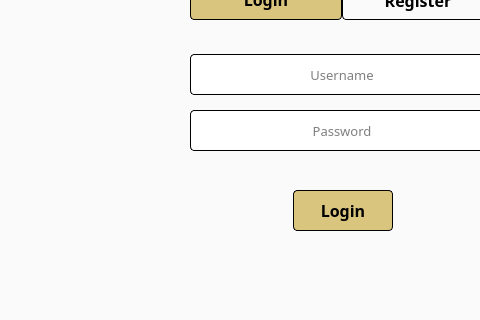
The window that loginregister.ui (Scaryalet/CardVault) describes before a commit, drawn with Qt 5; both pictures show x 298 to 778 and y 302 to 622 of the 1280 by 720 pixel window.
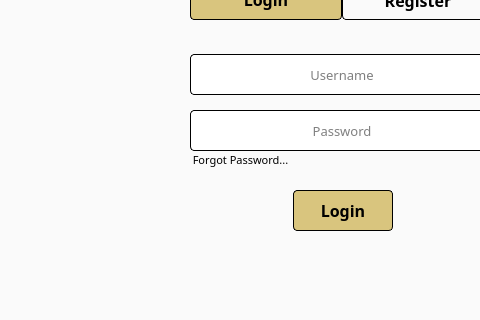
The same window after the commit. Icons and pictures are not drawn.

Commit message: forget password

```diff
--- a/loginregister.ui
+++ b/loginregister.ui
@@ -189,6 +189,33 @@
        <string>Login</string>
       </property>
      </widget>
+     <widget class="QPushButton" name="forgotButton">
+      <property name="geometry">
+       <rect>
+        <x>0</x>
+        <y>130</y>
+        <width>101</width>
+        <height>20</height>
+       </rect>
+      </property>
+      <property name="font">
+       <font>
+        <family>Bahnschrift</family>
+        <pointsize>8</pointsize>
+       </font>
+      </property>
+      <property name="styleSheet">
+       <string notr="true">border: none;
+background-color: rgb(250, 250, 250);</string>
+      </property>
+      <property name="text">
+       <string>Forgot Password...</string>
+      </property>
+     </widget>
+     <zorder>forgotButton</zorder>
+     <zorder>loginUsername</zorder>
+     <zorder>loginPassword</zorder>
+     <zorder>loginButton</zorder>
     </widget>
     <widget class="QWidget" name="tab_2">
      <attribute name="title">
```
The commit also changes 57 other files.
